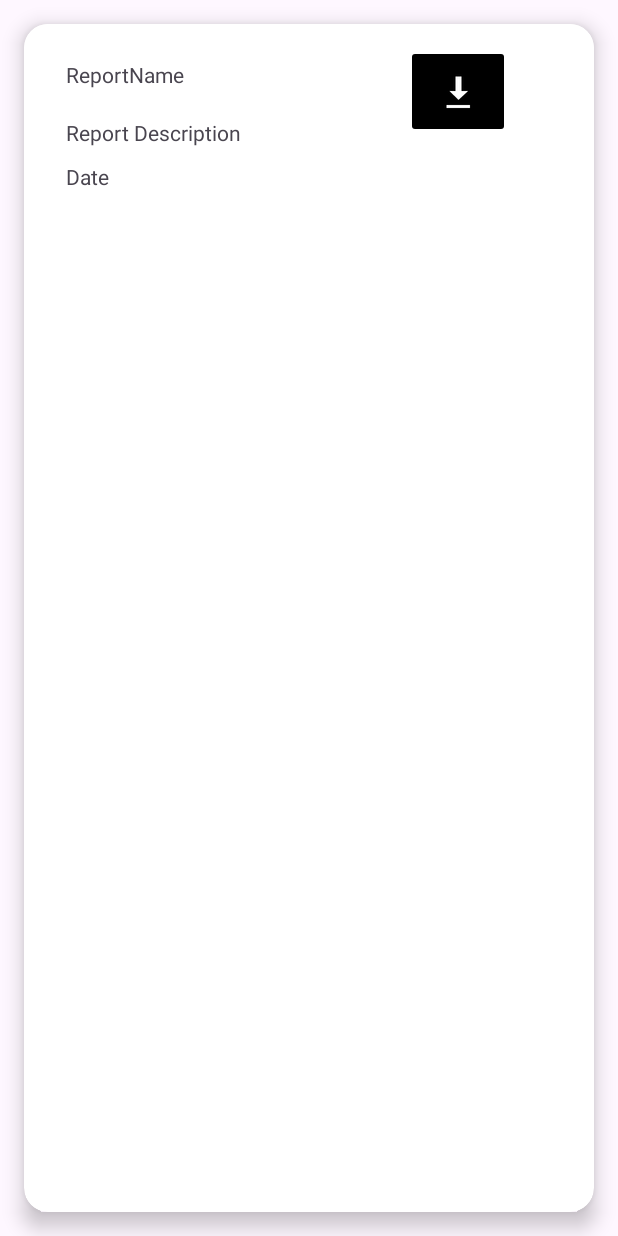
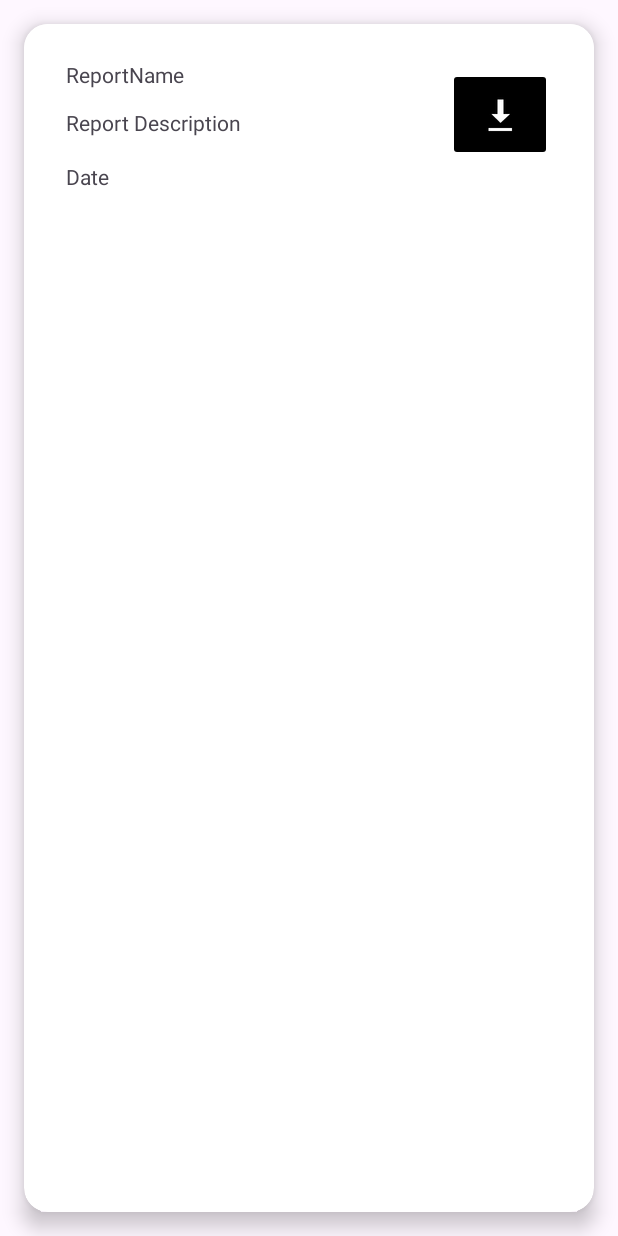
Before and after one commit to Nexware-Aplicaciones-Moviles-WX61/GastroTrack-AppMovil, an Android app: the layout prototype_report.xml on its own in the app's theme, with its tools: preview values and no code run, on a phone screen of 412 x 824 dp. Run offline under Robolectric (Android 15) with nearby library versions, the phone set to English and light mode, and no system bars.

Commit message:
minor changes

```diff
--- a/app/src/main/res/layout/prototype_report.xml
+++ b/app/src/main/res/layout/prototype_report.xml
@@ -40,8 +40,8 @@
             android:id="@+id/ivDownloadReport"
             android:layout_width="69dp"
             android:layout_height="62dp"
-            android:layout_marginEnd="40dp"
-            android:layout_marginBottom="72dp"
+            android:layout_marginEnd="12dp"
+            android:layout_marginBottom="56dp"
             android:backgroundTint="@color/black"
             app:layout_constraintBottom_toBottomOf="parent"
             app:layout_constraintEnd_toEndOf="parent"
@@ -54,9 +54,11 @@
             android:layout_marginStart="12dp"
             android:text="Report Description"
             app:layout_constraintBottom_toBottomOf="parent"
+            app:layout_constraintEnd_toStartOf="@+id/ivDownloadReport"
+            app:layout_constraintHorizontal_bias="0.0"
             app:layout_constraintStart_toStartOf="parent"
             app:layout_constraintTop_toBottomOf="@+id/tvReportName"
-            app:layout_constraintVertical_bias="0.232" />
+            app:layout_constraintVertical_bias="0.152" />
 
     </androidx.constraintlayout.widget.ConstraintLayout>
 
--- a/app/src/main/res/layout/update_task.xml
+++ b/app/src/main/res/layout/update_task.xml
@@ -80,7 +80,7 @@
         android:layout_marginEnd="47dp"
         android:layout_marginBottom="194dp"
         android:backgroundTint="#00E75C"
-        android:text="Button"
+        android:text="Accept"
         app:layout_constraintBottom_toBottomOf="parent"
         app:layout_constraintEnd_toEndOf="parent" />
 
```
